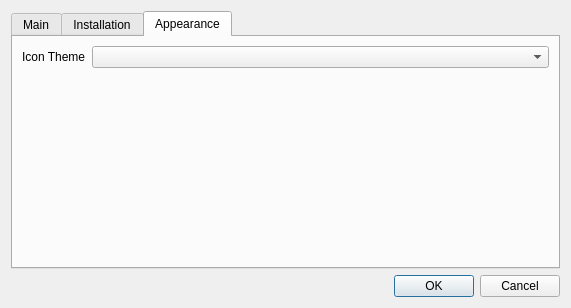
brainstream/OPL-PC-Tools, file src/OplPcTools/UI/SettingsDialog.ui: the form before one commit.
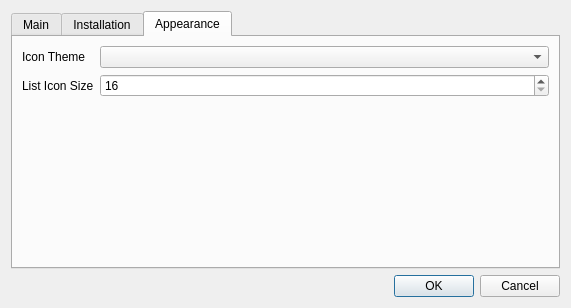
The form after the commit.

Commit message: Icon size moved to the settings dialog

```diff
--- a/src/OplPcTools/UI/SettingsDialog.ui
+++ b/src/OplPcTools/UI/SettingsDialog.ui
@@ -142,6 +142,26 @@
        <item row="0" column="1">
         <widget class="QComboBox" name="mp_combobox_icon_theme"/>
        </item>
+       <item row="1" column="0">
+        <widget class="QLabel" name="label">
+         <property name="text">
+          <string>List Icon Size</string>
+         </property>
+        </widget>
+       </item>
+       <item row="1" column="1">
+        <widget class="QSpinBox" name="mp_spinbox_icon_size">
+         <property name="minimum">
+          <number>16</number>
+         </property>
+         <property name="maximum">
+          <number>64</number>
+         </property>
+         <property name="singleStep">
+          <number>8</number>
+         </property>
+        </widget>
+       </item>
       </layout>
      </widget>
     </widget>
```
The commit also changes 10 other files.
